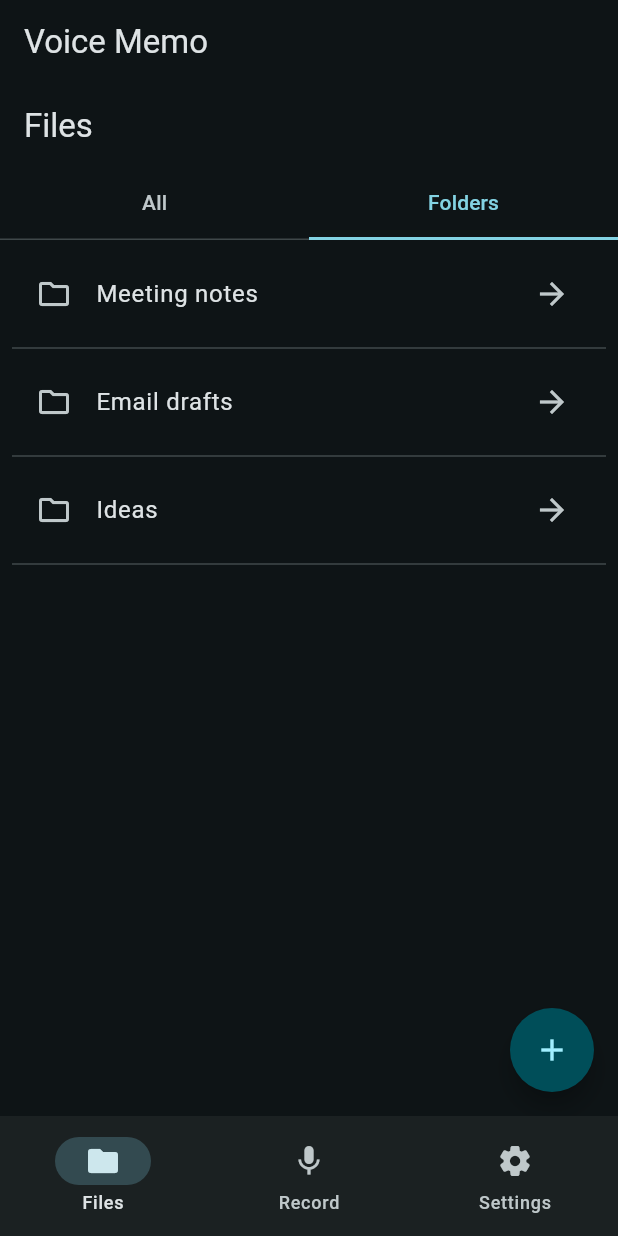
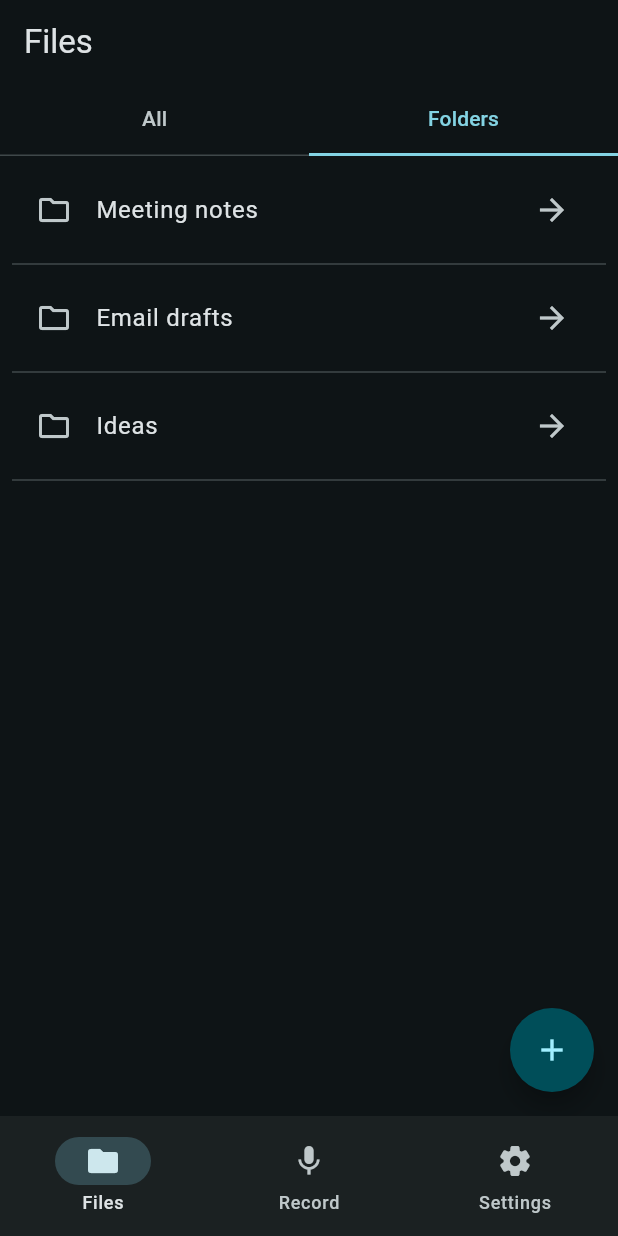
Before and after one commit to leo-usa/voice_memo, a Flutter app: the screen it shows after launch, tab 2 chosen, on a phone screen of 412 x 824 dp. Run offline on Flutter 3.47's test engine with Material 2 defaults, Android fonts, the phone set to English and light mode, and no system bars; our stand-ins replace audioplayers; missing offline and left inert: record; statements that could not run were skipped.

Commit message:
kansion avaus

```diff
--- a/lib/main.dart
+++ b/lib/main.dart
@@ -1,7 +1,7 @@
 import 'package:flutter/material.dart';
-import 'files.dart'; // Import Files-view
-import 'record.dart'; // Import Record-view
-import 'settings.dart'; // Import Settings-view
+import 'files.dart';
+import 'record.dart';
+import 'settings.dart';
 
 void main() {
   runApp(const MyApp());
@@ -10,11 +10,10 @@ void main() {
 class MyApp extends StatelessWidget {
   const MyApp({super.key});
 
-  // This widget is the root of your application.
   @override
   Widget build(BuildContext context) {
     return MaterialApp(
-      title: 'Flutter Demo',
+      title: 'Voice Memo', // Sovelluksen yleinen otsikko
       theme: ThemeData(
         colorScheme: ColorScheme.fromSeed(
           seedColor: Colors.cyan,
@@ -22,22 +21,13 @@ class MyApp extends StatelessWidget {
         ),
         useMaterial3: true,
       ),
-      home: const MyHomePage(title: 'Voice Memo'),
+      home: const MyHomePage(title: 'Voice Memo'), // Kotinäkymä
     );
   }
 }
 
 class MyHomePage extends StatefulWidget {
   const MyHomePage({super.key, required this.title});
-
-  // This widget is the home page of your application. It is stateful, meaning
-  // that it has a State object (defined below) that contains fields that affect
-  // how it looks.
-
-  // This class is the configuration for the state. It holds the values (in this
-  // case the title) provided by the parent (in this case the App widget) and
-  // used by the build method of the State. Fields in a Widget subclass are
-  // always marked "final".
 
   final String title;
 
@@ -51,10 +41,13 @@ class _MyHomePageState extends State<MyHomePage> {
   @override
   Widget build(BuildContext context) {
     return Scaffold(
-      appBar: AppBar(
-        title: Text(widget.title),
-      ),
-      // NavigationBar
+      appBar: currentPageIndex == 1 // Tarkista, onko RecordPage valittuna
+          ? AppBar(
+              title:
+                  Text(widget.title), // Aseta otsikko vain RecordPage-näkymälle
+            )
+          : null, // Muissa näkymissä ei ole otsikkoa
+
       bottomNavigationBar: NavigationBar(
         animationDuration: const Duration(milliseconds: 1000),
         destinations: const <Widget>[
```
Also changed, not shown: lib/files.dart (+65 -9 lines).
